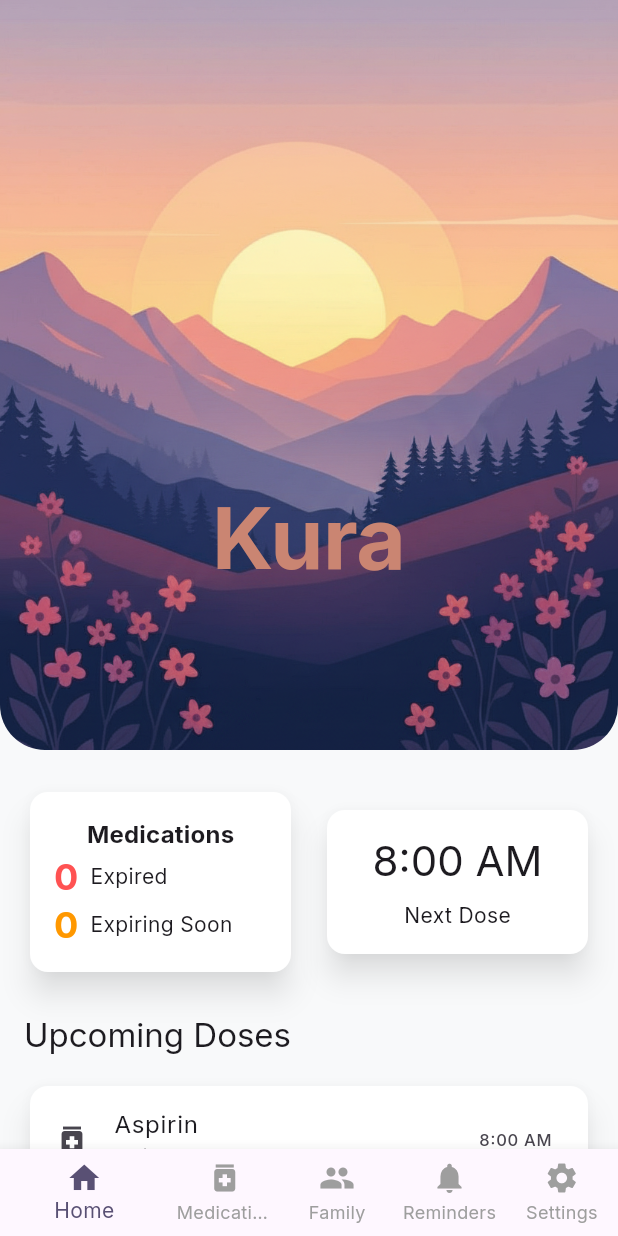
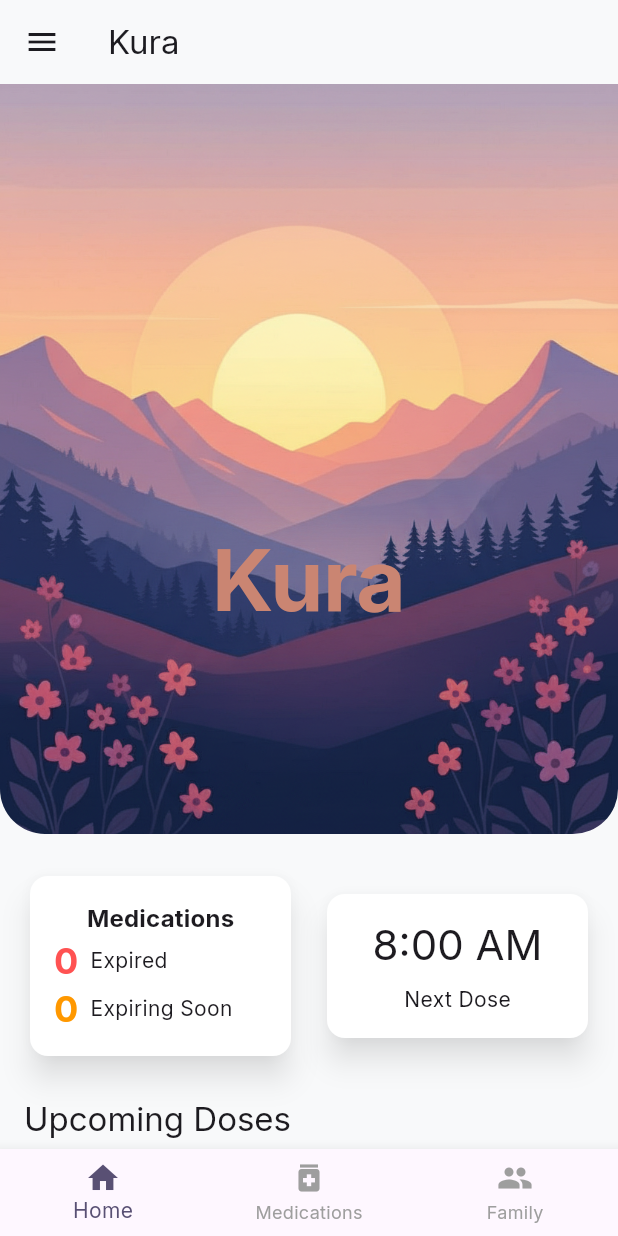
Before and after one commit to tangly/kura, a Flutter app: the screen it shows after launch, on a phone screen of 412 x 824 dp. Run offline on Flutter 3.47's test engine with Material 3 defaults, Android fonts, the light colour scheme and no system bars; our stand-ins replace equatable, flutter_local_notifications, flutter_riverpod, google_fonts, hive, hive_flutter and 1 more; accounts and stored records are empty.

Commit message:
feat: add pending notifications screen

```diff
--- a/lib/src/views/home_screen.dart
+++ b/lib/src/views/home_screen.dart
@@ -5,6 +5,7 @@ import 'package:kura/src/providers.dart';
 import 'package:kura/src/theme.dart';
 import 'package:kura/src/views/family_member_list_screen.dart';
 import 'package:kura/src/views/medication_list_screen.dart';
+import 'package:kura/src/views/pending_notifications_screen.dart';
 
 class HomeScreen extends ConsumerStatefulWidget {
   const HomeScreen({super.key});
@@ -42,6 +43,41 @@ class _HomeScreenState extends ConsumerState<HomeScreen> {
     final theme = Theme.of(context);
 
     return Scaffold(
+      appBar: AppBar(
+        title: const Text('Kura'),
+      ),
+      drawer: Drawer(
+        child: ListView(
+          padding: EdgeInsets.zero,
+          children: <Widget>[
+            DrawerHeader(
+              decoration: BoxDecoration(
+                color: theme.colorScheme.primary,
+              ),
+              child: const Text(
+                'Menu',
+                style: TextStyle(
+                  color: Colors.white,
+                  fontSize: 24,
+                ),
+              ),
+            ),
+            ListTile(
+              leading: const Icon(Icons.notifications),
+              title: const Text('Pending Notifications'),
+              onTap: () {
+                Navigator.pop(context); // Close the drawer
+                Navigator.push(
+                  context,
+                  MaterialPageRoute(
+                    builder: (context) => const PendingNotificationsScreen(),
+                  ),
+                );
+              },
+            ),
+          ],
+        ),
+      ),
       body: _widgetOptions.elementAt(_selectedIndex),
       bottomNavigationBar: BottomNavigationBar(
         items: <BottomNavigationBarItem>[
@@ -57,14 +93,14 @@ class _HomeScreenState extends ConsumerState<HomeScreen> {
             icon: const Icon(Icons.group),
             label: l10n.familyBottomBar,
           ),
-          BottomNavigationBarItem(
+          /*BottomNavigationBarItem(
             icon: const Icon(Icons.notifications),
             label: l10n.remindersBottomBar,
           ),
           BottomNavigationBarItem(
             icon: const Icon(Icons.settings),
             label: l10n.settingsBottomBar,
-          ),
+          ),*/
         ],
         currentIndex: _selectedIndex,
         selectedItemColor: theme.colorScheme.primary,
@@ -84,8 +120,7 @@ class _HomeView extends ConsumerWidget {
   Widget build(BuildContext context, WidgetRef ref) {
     final theme = Theme.of(context);
     final medicationList = ref.watch(medicationListProvider);
-    return Scaffold(
-      body: Stack(
+    return Stack(
       children: [
         Container(
           height: 500,
@@ -184,7 +219,7 @@ class _HomeView extends ConsumerWidget {
                           padding: const EdgeInsets.all(16.0),
                           child: Column(
                             children: [
-                                Text('8:00 AM', style: theme.textTheme.headlineMedium),
+                              Text('8:00 AM', style: theme.textTheme.headlineMedium!),
                               const SizedBox(height: 8),
                               const Text('Next Dose'),
                             ],
@@ -195,7 +230,7 @@ class _HomeView extends ConsumerWidget {
                   ],
                 ),
                 const SizedBox(height: 24),
-                  Text('Upcoming Doses', style: theme.textTheme.titleLarge),
+                Text('Upcoming Doses', style: theme.textTheme.titleLarge!),
                 const SizedBox(height: 16),
                 Card(
                   child: Column(
@@ -220,7 +255,6 @@ class _HomeView extends ConsumerWidget {
           ),
         ),
       ],
-      ),
     );
   }
 }
```
Also changed, not shown: lib/src/providers.dart (+18 -0 lines), lib/src/services/notification_service.dart (+2 -7 lines), lib/src/services/notification_service_impl.dart (+12 -9 lines), lib/src/views/pending_notifications_screen.dart (added, +58 -0 lines). Lines whose indentation alone changed are shown as unchanged.
